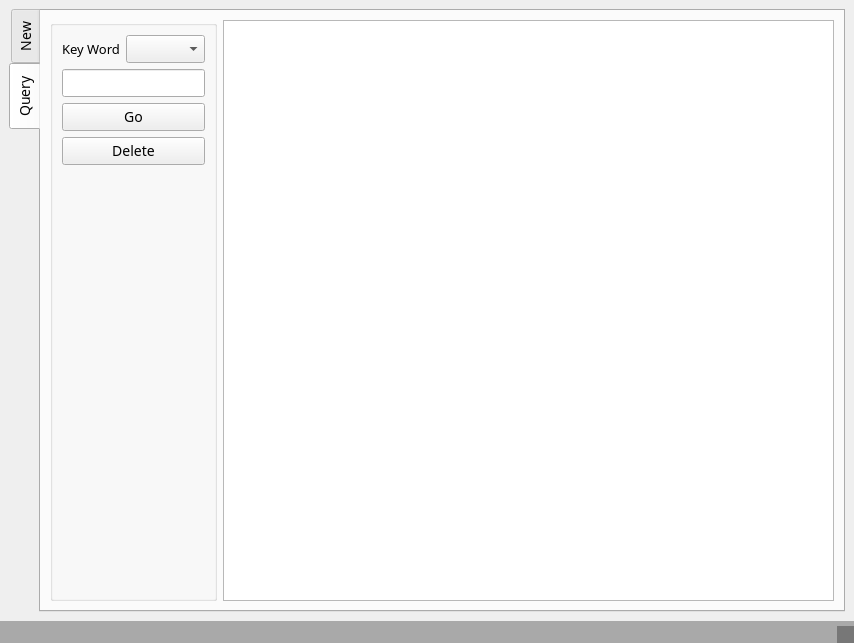
Old version of the form UI/new.ui in the repository Allan419/Sales-Management-PyQt5-MySQL.
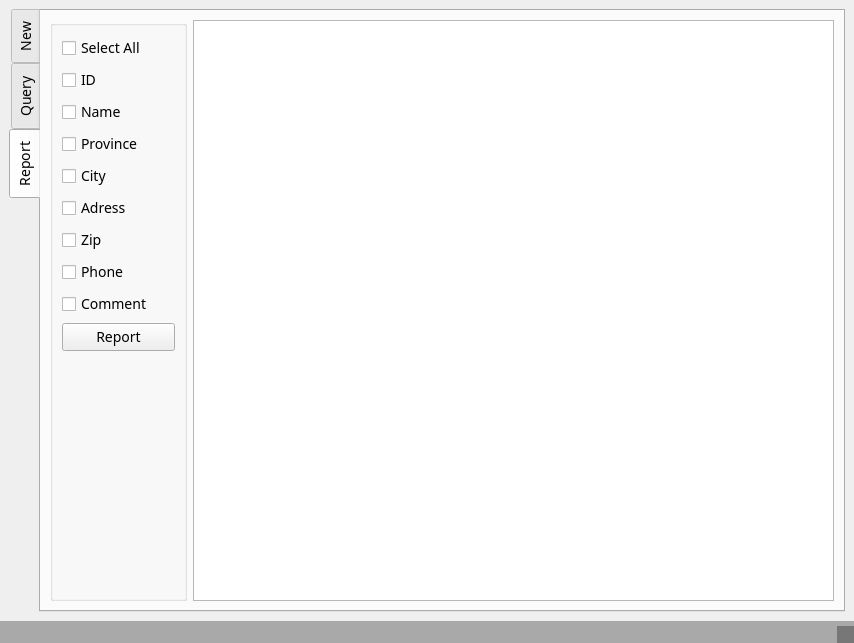
New version of the form. The open tabs and pages were chosen to show the change.

Commit message: Checkboxes working. But still unable to generate the report

Patch:
```diff
--- a/UI/new.ui
+++ b/UI/new.ui
@@ -19,7 +19,7 @@
   <widget class="QWidget" name="centralwidget">
    <layout class="QGridLayout" name="gridLayout_3">
     <item row="0" column="0">
-     <widget class="QTabWidget" name="tabQuery">
+     <widget class="QTabWidget" name="tab">
       <property name="styleSheet">
        <string notr="true">*{
 	font-family: century gothic;
@@ -984,7 +984,7 @@
         </item>
        </layout>
       </widget>
-      <widget class="QWidget" name="tab">
+      <widget class="QWidget" name="tabQuery">
        <attribute name="title">
         <string>Query</string>
        </attribute>
@@ -1064,6 +1064,121 @@
         </item>
        </layout>
       </widget>
+      <widget class="QWidget" name="tabReport">
+       <attribute name="title">
+        <string>Report</string>
+       </attribute>
+       <layout class="QHBoxLayout" name="horizontalLayout_12">
+        <item>
+         <widget class="QGroupBox" name="groupBox">
+          <property name="sizePolicy">
+           <sizepolicy hsizetype="Expanding" vsizetype="Preferred">
+            <horstretch>3</horstretch>
+            <verstretch>0</verstretch>
+           </sizepolicy>
+          </property>
+          <property name="title">
+           <string/>
+          </property>
+          <layout class="QVBoxLayout" name="verticalLayout_3">
+           <item>
+            <widget class="QCheckBox" name="checkBoxSelectAll">
+             <property name="text">
+              <string>Select All</string>
+             </property>
+            </widget>
+           </item>
+           <item>
+            <widget class="QCheckBox" name="checkBoxID">
+             <property name="text">
+              <string>ID</string>
+             </property>
+            </widget>
+           </item>
+           <item>
+            <widget class="QCheckBox" name="checkBoxName">
+             <property name="text">
+              <string>Name</string>
+             </property>
+            </widget>
+           </item>
+           <item>
+            <widget class="QCheckBox" name="checkBoxProvince">
+             <property name="text">
+              <string>Province</string>
+             </property>
+            </widget>
+           </item>
+           <item>
+            <widget class="QCheckBox" name="checkBoxCity">
+             <property name="text">
+              <string>City</string>
+             </property>
+            </widget>
+           </item>
+           <item>
+            <widget class="QCheckBox" name="checkBoxAdress">
+             <property name="text">
+              <string>Adress</string>
+             </property>
+            </widget>
+           </item>
+           <item>
+            <widget class="QCheckBox" name="checkBoxZip">
+             <property name="text">
+              <string>Zip</string>
+             </property>
+            </widget>
+           </item>
+           <item>
+            <widget class="QCheckBox" name="checkBoxPhone">
+             <property name="text">
+              <string>Phone</string>
+             </property>
+            </widget>
+           </item>
+           <item>
+            <widget class="QCheckBox" name="checkBoxComment">
+             <property name="text">
+              <string>Comment</string>
+             </property>
+            </widget>
+           </item>
+           <item>
+            <widget class="QPushButton" name="buttonReport">
+             <property name="text">
+              <string>Report</string>
+             </property>
+            </widget>
+           </item>
+           <item>
+            <spacer name="verticalSpacer_4">
+             <property name="orientation">
+              <enum>Qt::Vertical</enum>
+             </property>
+             <property name="sizeHint" stdset="0">
+              <size>
+               <width>20</width>
+               <height>40</height>
+              </size>
+             </property>
+            </spacer>
+           </item>
+          </layout>
+         </widget>
+        </item>
+        <item>
+         <widget class="QTableWidget" name="tableWidgetReport">
+          <property name="sizePolicy">
+           <sizepolicy hsizetype="Expanding" vsizetype="Expanding">
+            <horstretch>14</horstretch>
+            <verstretch>0</verstretch>
+           </sizepolicy>
+          </property>
+         </widget>
+        </item>
+       </layout>
+      </widget>
      </widget>
     </item>
    </layout>
```
Left out of the diff: 19 changed lines with no effect on the pictures. The commit also changes 4 other files.
